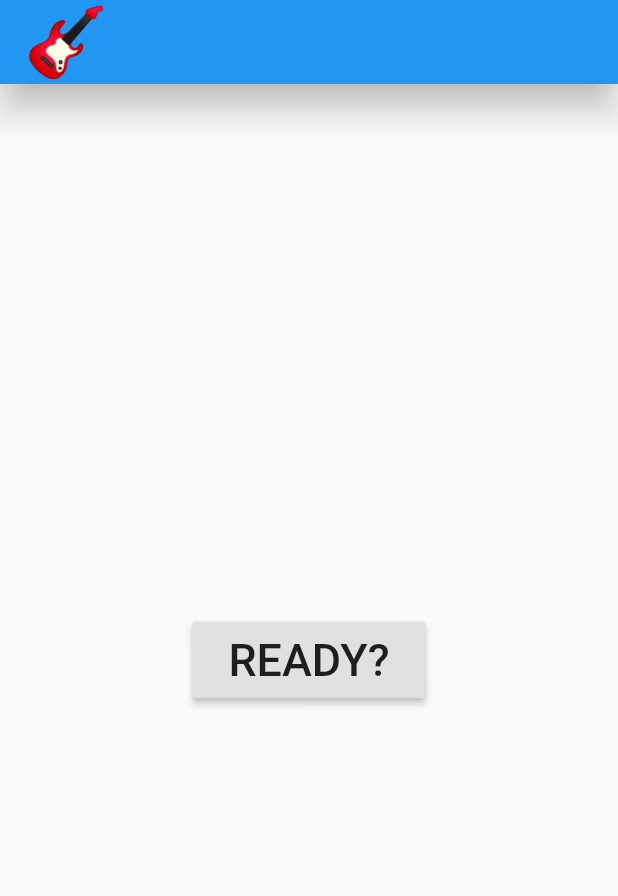
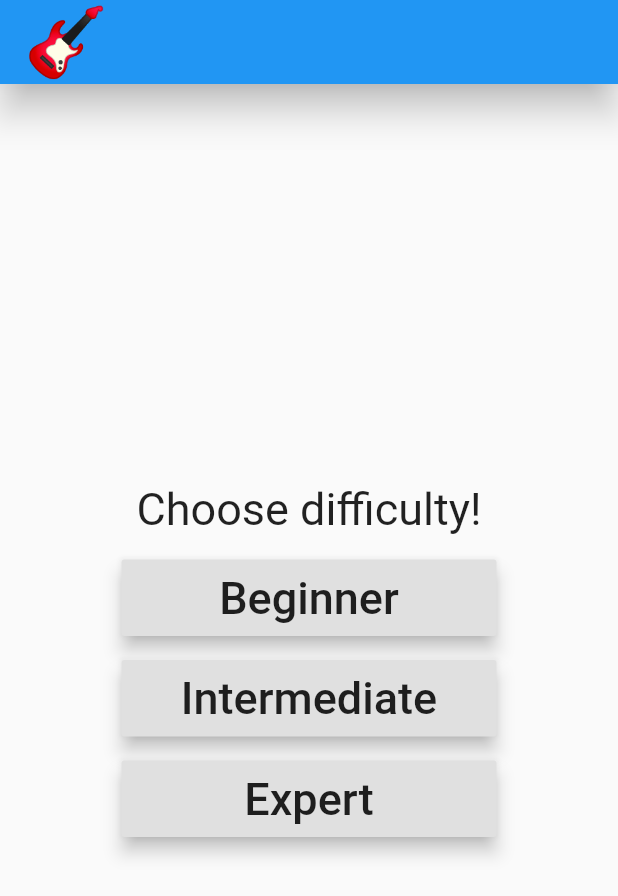
Before and after one commit to vandadnp/flutter-note-guessing-game, a Flutter app: the screen it shows after launch, on a phone screen of 412 x 824 dp. Shown: the top 896 px of the screen. Run offline on Flutter 3.47's test engine with Material 2 defaults, Android fonts, the phone set to English and light mode, and no system bars; our stand-ins replace assets_audio_player.

Commit message:
got the buttons showing for difficulty

```diff
--- /dev/null
+++ b/note_guessing_game/lib/difficulty.dart
@@ -0,0 +1,20 @@
+enum Difficulty {
+  beginner,
+  intermediate,
+  expert,
+}
+
+extension Name on Difficulty {
+  String get name {
+    switch (this) {
+      case Difficulty.beginner:
+        return "Beginner";
+      case Difficulty.intermediate:
+        return "Intermediate";
+      case Difficulty.expert:
+        return "Expert";
+      default:
+        return "";
+    }
+  }
+}
--- a/note_guessing_game/lib/game_screen.dart
+++ b/note_guessing_game/lib/game_screen.dart
@@ -1,4 +1,5 @@
 import 'package:flutter/material.dart';
+import 'package:noteguessinggame/difficulty.dart';
 import 'package:noteguessinggame/game_timer.dart';
 import 'title_widget.dart';
 import 'note.dart';
@@ -12,6 +13,7 @@ class _GameScreenState extends State<GameScreen> {
 
   GameTimer gameTimer = GameTimer();
   Note currentNote;
+  Difficulty difficulty;
 
   @override
   void dispose() {
@@ -21,15 +23,22 @@ class _GameScreenState extends State<GameScreen> {
   }
 
   @override
-  void initState() {
+  Widget build(BuildContext context) {
+
+    // set difficulty
+    Difficulty difficulty = ModalRoute.of(context).settings.arguments;
+    if (difficulty != null) {
+      this.difficulty = difficulty;
+    } else {
+      this.difficulty = Difficulty.beginner;
+    }
+
+    print(this.difficulty);
+
     gameTimer.start(seconds: 5, callback: () {
       print("timer");
     });
-    super.initState();
-  }
 
-  @override
-  Widget build(BuildContext context) {
     return Scaffold(
       appBar: AppBar(
         title: TitleWidget()
--- a/note_guessing_game/lib/screens.dart
+++ b/note_guessing_game/lib/screens.dart
@@ -8,6 +8,17 @@ enum Screen {
 }
 
 extension Routes on Screen {
+
+	void push(BuildContext context, RouteSettings settings) {
+		Navigator.push(
+			context,
+			MaterialPageRoute(
+				builder: (context) => this.instance,
+				settings: settings
+			),
+		);
+	}
+
 	String get id {
 		switch (this) {
 			case Screen.splash: return "splash";
--- a/note_guessing_game/lib/splash_screen.dart
+++ b/note_guessing_game/lib/splash_screen.dart
@@ -1,7 +1,7 @@
 import 'package:flutter/material.dart';
 import 'title_widget.dart';
 import 'screens.dart';
-import 'note.dart';
+import 'difficulty.dart';
 
 class SplashScreen extends StatelessWidget {
   @override
@@ -12,18 +12,67 @@ class SplashScreen extends StatelessWidget {
         title: TitleWidget(),
       ),
       body: Center(
+        child: Column(
+          mainAxisAlignment: MainAxisAlignment.center,
+          children: <Widget>[
+            Padding(
+              padding: const EdgeInsets.all(8.0),
+              child: Text(
+                "Choose difficulty!",
+                style: TextStyle(
+                  fontSize: 30.0,
+                ),
+              ),
+            ),
+            DifficultyButton.beginner(),
+            DifficultyButton.intermediate(),
+            DifficultyButton.expert(),
+          ],
+        ),
+      ),
+    );
+  }
+}
+
+class DifficultyButton extends StatelessWidget {
+  final Difficulty difficulty;
+
+  const DifficultyButton({
+    this.difficulty,
+  });
+
+  static DifficultyButton beginner() =>
+      DifficultyButton(difficulty: Difficulty.beginner);
+
+  static DifficultyButton intermediate() =>
+      DifficultyButton(difficulty: Difficulty.intermediate);
+
+  static DifficultyButton expert() =>
+      DifficultyButton(difficulty: Difficulty.expert);
+
+  @override
+  Widget build(BuildContext context) {
+    return Padding(
+      padding: const EdgeInsets.all(8.0),
+      child: SizedBox(
+        width: 250.0,
         child: RaisedButton(
+          elevation: 5.0,
           child: Padding(
             padding: const EdgeInsets.all(8.0),
             child: Text(
-              "READY?",
+              difficulty.name,
               style: TextStyle(
                 fontSize: 30.0,
               ),
             ),
           ),
           onPressed: () {
-            Navigator.pushNamed(context, Screen.game.id);
+            Screen.game.push(
+                context,
+                RouteSettings(
+                  arguments: difficulty,
+                ));
           },
         ),
       ),
```
